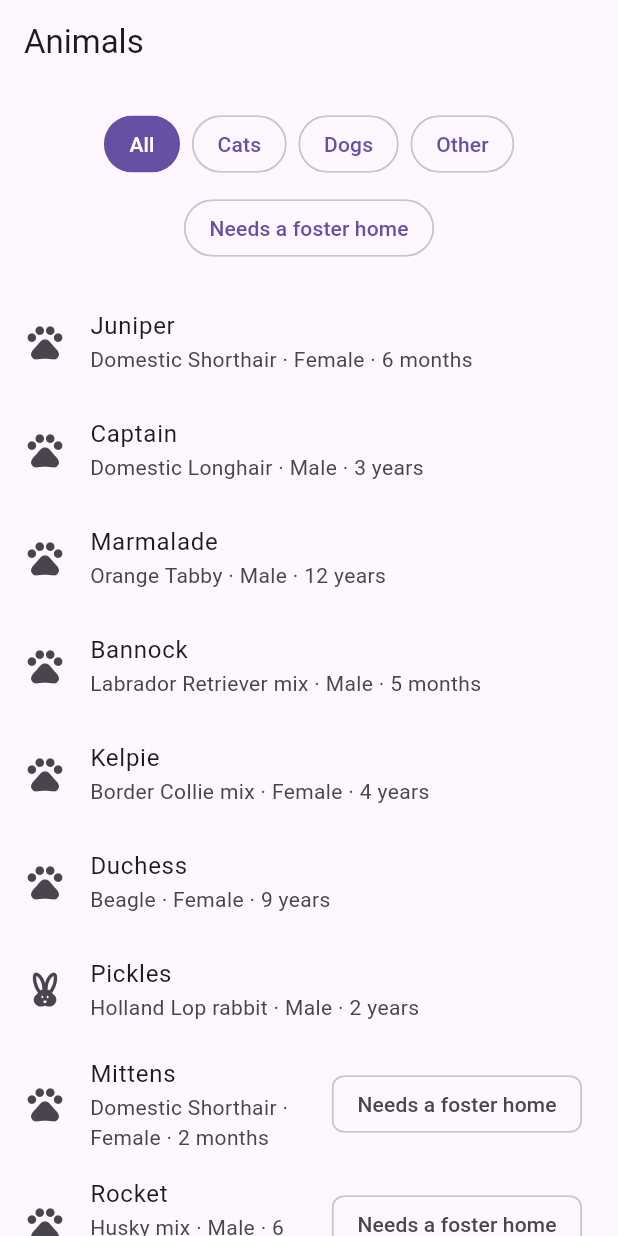
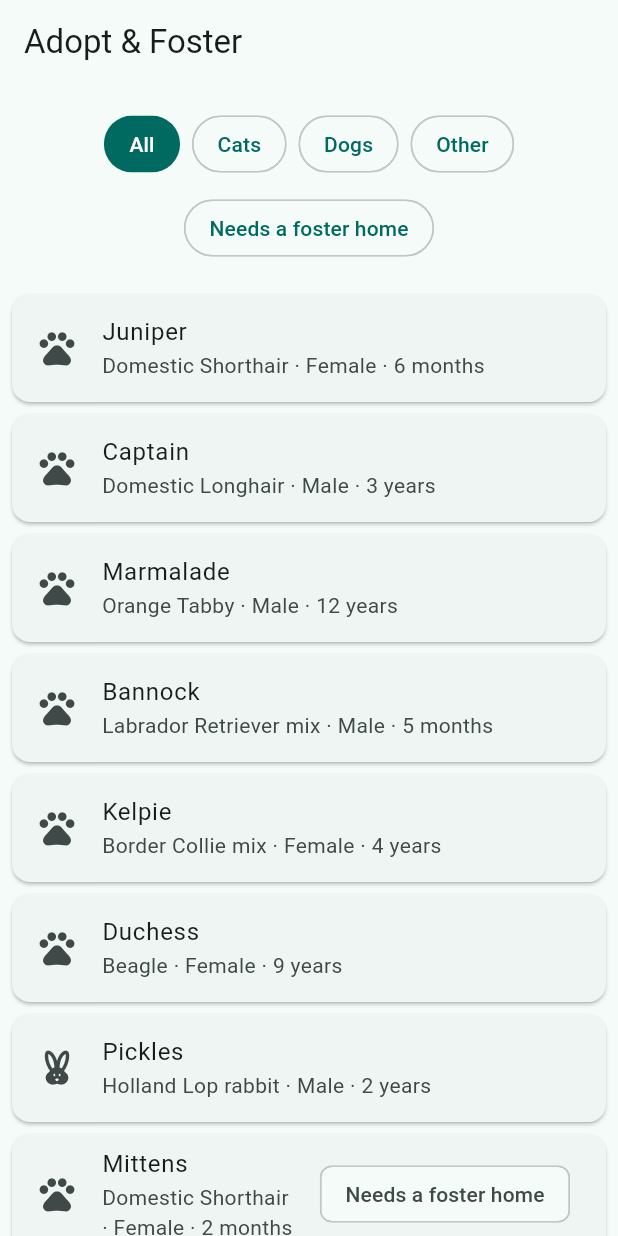
Before and after one commit to JawwadAhmed-lit/comp4768-a2-jawwada, a Flutter app: the screen it shows after launch, on a phone screen of 412 x 824 dp. Run offline on Flutter 3.47's test engine with Material 3 defaults, Android fonts, the phone set to English and light mode, and no system bars; our stand-ins replace flutter_riverpod, go_router.

Commit message:
chore: Added app theme and fixed the heading issue

```diff
--- a/lib/main.dart
+++ b/lib/main.dart
@@ -1,4 +1,5 @@
 import 'package:a2_jawwada/routing/router.dart';
+import 'package:a2_jawwada/ui/core/theme.dart';
 import 'package:flutter/material.dart';
 import 'package:flutter_riverpod/flutter_riverpod.dart';
 import 'package:flutter_web_plugins/flutter_web_plugins.dart';
@@ -18,6 +19,6 @@ class MainApp extends StatelessWidget {
 
   @override
   Widget build(BuildContext context) {
-    return MaterialApp.router(routerConfig: router);
+    return MaterialApp.router(theme: appTheme, routerConfig: router);
   }
 }
--- a/lib/ui/core/theme.dart
+++ b/lib/ui/core/theme.dart
@@ -1,6 +1,7 @@
-
-
-
 import 'package:flutter/material.dart';
 
-const greenDark = Color.fromARGB(199, 0, 100, 58);
+const tealGreen = Color(0xFF006A60);
+
+final appTheme = ThemeData(
+  colorScheme: ColorScheme.fromSeed(seedColor: tealGreen, primary: tealGreen),
+);
--- a/lib/ui/widget/animals/widgets/animals_screen.dart
+++ b/lib/ui/widget/animals/widgets/animals_screen.dart
@@ -25,7 +25,7 @@ class AnimalsScreen extends ConsumerWidget {
     final animals = ref.watch(animalsProvider);
 
     return Scaffold(
-      appBar: AppBar(title: const Text('Animals')),
+      appBar: AppBar(title: const Text('Adopt & Foster')),
       body: Column(
         children: [
           Padding(
@@ -87,7 +87,9 @@ class AnimalsScreen extends ConsumerWidget {
       itemCount: animals.length,
       itemBuilder: (context, index) {
         final animal = animals[index];
-        return ListTile(
+        return Card(
+          margin: const EdgeInsets.symmetric(horizontal: 8, vertical: 4),
+          child: ListTile(
             onTap: () => context.go('/animals/${animal.id}'),
             leading: Icon(_speciesIcon(animal.species), size: 28),
             title: Text(animal.name),
@@ -97,6 +99,7 @@ class AnimalsScreen extends ConsumerWidget {
             trailing: animal.need == Need.foster
                 ? const Chip(label: Text('Needs a foster home'))
                 : null,
+          ),
         );
       },
     );
```
Lines whose indentation alone changed are shown as unchanged.
